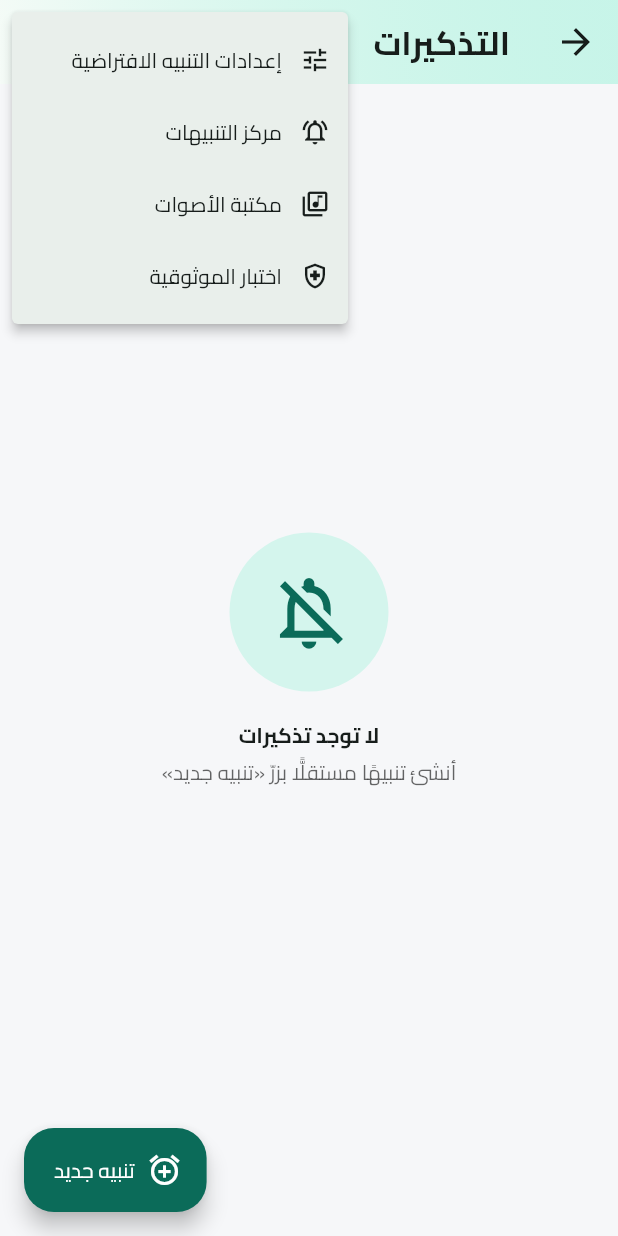
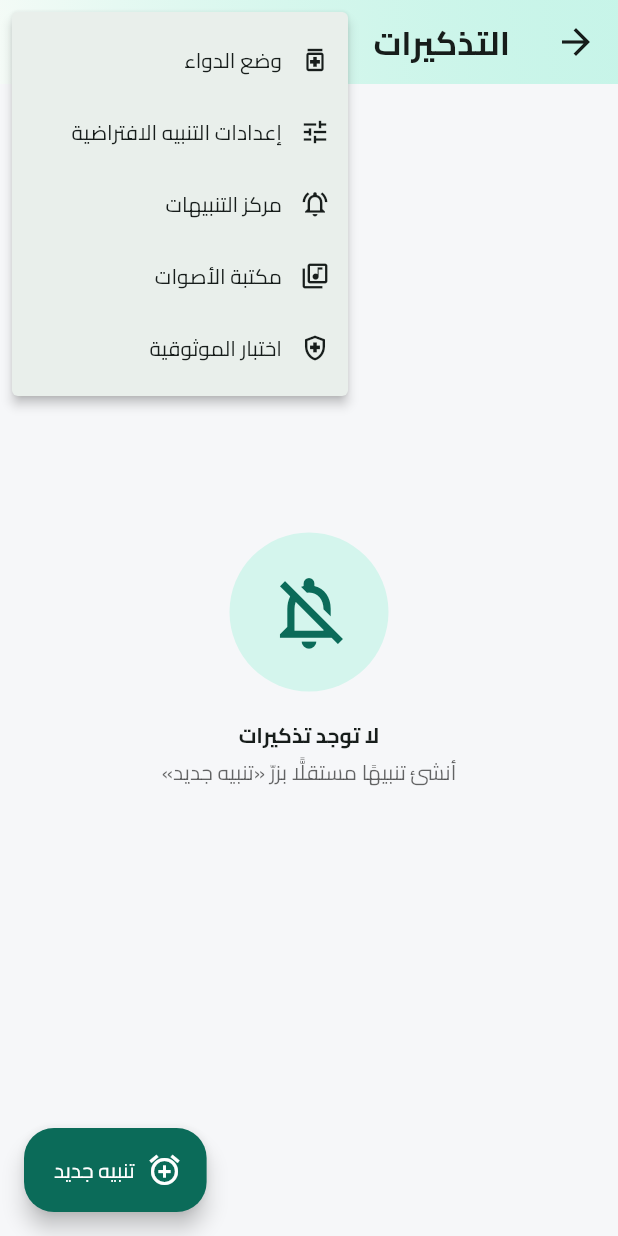
Before and after one commit to alaoufi/alaoufi_notes, a Flutter app: the RemindersScreen screen opened directly, after a tap on the "settings" icon, on a phone screen of 412 x 824 dp. Run offline on Flutter 3.47's test engine with Material 3 defaults, Android fonts, the phone set to English and light mode, and no system bars; our stand-ins replace audioplayers, device_info_plus, file_picker, flutter_colorpicker, flutter_local_notifications, flutter_secure_storage and 14 more; missing offline and left inert: android_id, cryptography, encrypt, extension_google_sign_in_as_googleapis_auth, flutter_quill, googleapis and 2 more; accounts and stored records are empty; project files that could hold a hidden picture were left out.

Commit message:
نقل «وضع الدواء» إلى قائمة أدوات التنبيهات ⚙️
إزالة زرّ الدواء 💊 المنفصل من شريط شاشة التذكيرات، وإدراجه كأول بند داخل
قائمة ⚙️ «أدوات التنبيهات» — لتقليل أزرار الشريط وتجميع كل ما يخصّ المنبّه.

رفع النسخة إلى 1.1.15+16.

Co-Authored-By: Claude Fable 5 <noreply@anthropic.com>
Claude-Session: https://claude.ai/code/session_01EgFDkQ7WC3S16HHMbyH5e4

```diff
--- a/mudhakkarati/lib/features/reminders/reminders_screen.dart
+++ b/mudhakkarati/lib/features/reminders/reminders_screen.dart
@@ -42,17 +42,14 @@ class RemindersScreen extends StatelessWidget {
 
     return Scaffold(
       appBar: gradientAppBar(context, s.t('reminders'), actions: [
-        // «وضع الدواء» بارز كزرّ مباشر (وصول سريع).
-        IconButton(
-          tooltip: s.t('med_mode'),
-          icon: const Icon(Icons.medication_outlined),
-          onPressed: () => _open(context, const MedicationScreen()),
-        ),
         PopupMenuButton<String>(
           icon: const Icon(Icons.settings),
           tooltip: s.t('reminder_tools'),
           onSelected: (v) {
             switch (v) {
+              case 'med_mode':
+                _open(context, const MedicationScreen());
+                break;
               case 'reminder_defaults':
                 _open(context, const ReminderDefaultsScreen());
                 break;
@@ -68,6 +65,7 @@ class RemindersScreen extends StatelessWidget {
             }
           },
           itemBuilder: (context) => [
+            _menuItem('med_mode', Icons.medication_outlined, s.t('med_mode')),
             _menuItem('reminder_defaults', Icons.tune,
                 s.t('reminder_defaults')),
             _menuItem('notif_center', Icons.notifications_active_outlined,
--- a/mudhakkarati/pubspec.yaml
+++ b/mudhakkarati/pubspec.yaml
@@ -1,7 +1,7 @@
 name: mudhakkarati
 description: "مذكراتي - تطبيق مذكرات وملاحظات يعمل بدون إنترنت بالكامل."
 publish_to: 'none'
-version: 1.1.14+15
+version: 1.1.15+16
 
 environment:
   sdk: '>=3.4.0 <4.0.0'
```
